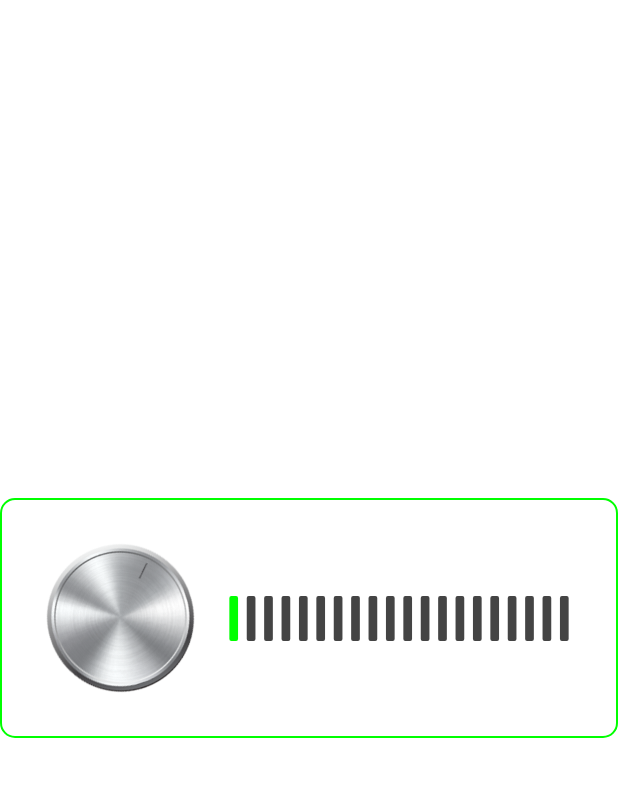
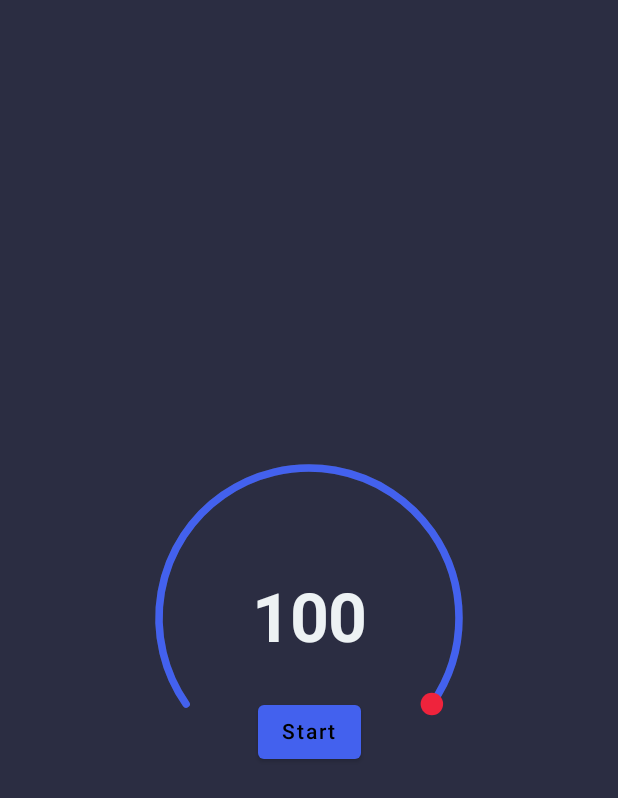
Before and after one commit to Yash-Raj-Singh/FirstCompose, an Android app built with Jetpack Compose: the screen it shows after launch (MainActivity), on a phone screen of 412 x 824 dp. Shown: the top 798 px of the screen. Run offline under Robolectric (Android 15) with nearby library versions, the phone set to English and light mode, and no system bars.

Commit message:
Made a timer

```diff
--- a/app/src/main/java/com/example/firstcompose/MainActivity.kt
+++ b/app/src/main/java/com/example/firstcompose/MainActivity.kt
@@ -1,158 +1,170 @@
 package com.example.firstcompose
 
 import android.os.Bundle
-import android.view.MotionEvent
 import androidx.activity.ComponentActivity
 import androidx.activity.compose.setContent
-import androidx.compose.foundation.*
-import androidx.compose.foundation.layout.*
-import androidx.compose.foundation.shape.RoundedCornerShape
-import androidx.compose.runtime.mutableStateOf
+import androidx.compose.foundation.Canvas
+import androidx.compose.foundation.layout.Box
+import androidx.compose.foundation.layout.fillMaxSize
+import androidx.compose.foundation.layout.size
+import androidx.compose.material.Button
+import androidx.compose.material.ButtonDefaults
+import androidx.compose.material.Surface
+import androidx.compose.material.Text
 import androidx.compose.runtime.*
-import androidx.compose.ui.Alignment
-import androidx.compose.ui.ExperimentalComposeUiApi
-import androidx.compose.ui.Modifier
-import androidx.compose.ui.draw.rotate
-import androidx.compose.ui.geometry.CornerRadius
+import androidx.compose.ui.*
 import androidx.compose.ui.geometry.Offset
 import androidx.compose.ui.geometry.Size
 import androidx.compose.ui.graphics.Color
-import androidx.compose.ui.input.pointer.pointerInteropFilter
-import androidx.compose.ui.layout.boundsInWindow
-import androidx.compose.ui.layout.onGloballyPositioned
-import androidx.compose.ui.res.painterResource
+import androidx.compose.ui.graphics.PointMode
+import androidx.compose.ui.graphics.StrokeCap
+import androidx.compose.ui.graphics.drawscope.Stroke
+import androidx.compose.ui.layout.onSizeChanged
+import androidx.compose.ui.text.font.FontWeight
+import androidx.compose.ui.unit.Dp
+import androidx.compose.ui.unit.IntSize
 import androidx.compose.ui.unit.dp
+import androidx.compose.ui.unit.sp
+import kotlinx.coroutines.delay
 import kotlin.math.PI
-import kotlin.math.atan2
-import kotlin.math.roundToInt
+import kotlin.math.cos
+import kotlin.math.sin
 
-
-@ExperimentalComposeUiApi
 class MainActivity : ComponentActivity() {
     override fun onCreate(savedInstanceState: Bundle?) {
         super.onCreate(savedInstanceState)
         setContent {
+            Surface(
+                color = Color(0xff2b2d42),
+                modifier = Modifier.fillMaxSize()
+            ) {
                 Box(
-                    contentAlignment = Alignment.Center,
-                    modifier = Modifier
-                        .fillMaxSize()
+                    contentAlignment = Alignment.Center
                 ) {
-                    Row(
-                        horizontalArrangement = Arrangement.Center,
-                        verticalAlignment = Alignment.CenterVertically,
-                        modifier = Modifier
-                            .border(1.dp, Color.Green, RoundedCornerShape(10.dp))
-                            .padding(30.dp)
-                    ) {
-                        var volume by remember {
-                            mutableStateOf(0f)
-                        }
-
-                        val barCount = 20
-                        VolumeKnob(
-                            modifier = Modifier.size(100.dp)
-                        ){
-                            volume = it
-                        }
-                        Spacer(modifier = Modifier.width(20.dp))
-                        VolumeBar(
-                            modifier = Modifier
-                                .fillMaxWidth()
-                                .height(30.dp),
-                            activeBars = (volume * barCount).roundToInt(),
-                            barCount = barCount
-                        )
-                    }
+                    Timer(
+                        totalTime = 100L * 1000L,
+                        handleColor = Color(0xffef233c),
+                        inactiveBarColor = Color.DarkGray,
+                        activeBarColor = Color(0xff4361ee),
+                        modifier = Modifier.size(200.dp)
+                    )
                 }
+            }
         }
     }
 }
 
 @Composable
-fun VolumeBar(
+fun Timer(
+    totalTime : Long,
+    handleColor : Color,
+    inactiveBarColor : Color,
+    activeBarColor : Color,
     modifier: Modifier = Modifier,
-    activeBars : Int = 0,
-    barCount:Int = 10
+    initialValue : Float = 1f,
+    strokeWidth : Dp = 5.dp
 ) {
-    BoxWithConstraints(
+    var size by remember {
+        mutableStateOf(IntSize.Zero)
+    }
+
+    var value by remember {
+        mutableStateOf(initialValue)
+    }
+
+    var currentTime by remember {
+        mutableStateOf(totalTime)
+    }
+
+    var isTimerRunning by remember {
+        mutableStateOf(false)
+    }
+
+    LaunchedEffect(key1 = currentTime, key2 = isTimerRunning)
+    {
+        if(currentTime > 0 && isTimerRunning)
+        {
+            delay(100L)
+            currentTime -= 100L
+            value = currentTime / totalTime.toFloat()
+        }
+    }
+
+    Box(
         contentAlignment = Alignment.Center,
         modifier = modifier
+            .onSizeChanged {
+                size = it
+            }
     ) {
-        val barWidth = remember {
-            constraints.maxWidth / (2f * barCount)
+        Canvas(modifier = modifier ){
+            drawArc(
+                color = inactiveBarColor,
+                startAngle = -215f,
+                sweepAngle = 250f,
+                useCenter = false,
+                size = Size(size.width.toFloat(), size.height.toFloat()),
+                style = Stroke(strokeWidth.toPx(), cap = StrokeCap.Round)
+            )
+            drawArc(
+                color = activeBarColor,
+                startAngle = -215f,
+                sweepAngle = 250f * value,
+                useCenter = false,
+                size = Size(size.width.toFloat(), size.height.toFloat()),
+                style = Stroke(strokeWidth.toPx(), cap = StrokeCap.Round)
+            )
+
+            val center = Offset(size.width/2f, size.height/2f)
+
+            val beta = (250f * value + 145f) * (PI/180f).toFloat()
+
+            val radius = size.width/2f
+
+            val a = cos(beta) * radius
+
+            val b = sin(beta) * radius
+
+            drawPoints(
+                listOf(Offset(center.x + a, center.y + b)),
+                pointMode = PointMode.Points,
+                color = handleColor,
+                strokeWidth = (strokeWidth * 3f).toPx(),
+                cap = StrokeCap.Round
+            )
         }
-        Canvas(modifier = modifier){
-            for (i in 0 until barCount)
-            {
-                drawRoundRect(
-                    color = if(i in 0..activeBars) Color.Green else Color.DarkGray,
-                    topLeft = Offset(i * barWidth * 2f + barWidth / 2f, 0f),
-                    size = Size(barWidth, constraints.maxHeight.toFloat()),
-                    cornerRadius = CornerRadius(2f)
-                )
-            }
+
+        Text(
+            text = (currentTime/1000L).toString(),
+            fontSize = 45.sp,
+            fontWeight = FontWeight.Bold,
+            color = Color(0xFFEDF2F4)
+        )
+
+        Button(onClick = {
+                         if (currentTime <= 0L)
+                         {
+                             currentTime = totalTime
+                             isTimerRunning = true
+                         }else{
+                             isTimerRunning = !isTimerRunning
+                         }
+        },
+            modifier = Modifier
+                .align(Alignment.BottomCenter),
+            colors =  ButtonDefaults.buttonColors(
+                backgroundColor = if (!isTimerRunning || currentTime <= 0L){
+                    Color(0xff4361ee)
+                }else{
+                    Color(0xffef233c)
+                }
+            )
+        ) {
+            Text(text = if (isTimerRunning && currentTime > 0L) "Pause"
+                else if (isTimerRunning && currentTime == 0L) "Restart"
+                else if(!isTimerRunning && currentTime == totalTime) "Start"
+                else "Resume"
+            )
         }
     }
 }
-
-@ExperimentalComposeUiApi
-@Composable
-fun VolumeKnob(
-    modifier: Modifier = Modifier,
-    limitingAngle: Float = 25f,
-    onValueChange : (Float) -> Unit
-){
-    var rotation by remember{
-        mutableStateOf(limitingAngle)
-    }
-
-    var touchX by remember {
-        mutableStateOf(0f)
-    }
-    var touchY by remember {
-        mutableStateOf(0f)
-    }
-    var centerX by remember {
-        mutableStateOf(0f)
-    }
-    var centerY by remember {
-        mutableStateOf(0f)
-    }
-
-    Image(
-        painter = painterResource(id = R.drawable.volume_knob),
-        contentDescription = "Music knob",
-        modifier = modifier
-            .fillMaxSize()
-            .onGloballyPositioned {
-                val windowBounds = it.boundsInWindow()
-                centerX = windowBounds.size.width / 2f
-                centerY = windowBounds.size.height / 2f
-            }
-            .pointerInteropFilter { event ->
-                touchX = event.x
-                touchY = event.y
-                val angle = -atan2(centerX - touchX, centerY - touchY) * (180f / PI).toFloat()
-
-                when (event.action) {
-                    MotionEvent.ACTION_DOWN,
-                    MotionEvent.ACTION_MOVE -> {
-                        if (angle !in -limitingAngle..limitingAngle) {
-                            val fixedAngle = if (angle in -180f..-limitingAngle) {
-                                360f + angle
-                            } else {
-                                angle
-                            }
-                            rotation = fixedAngle
-
-                            val percent = (fixedAngle - limitingAngle) / (360f - 2 * limitingAngle)
-                            onValueChange(percent)
-                            true
-                        } else false
-                    }
-                    else -> false
-                }
-            }
-            .rotate(rotation)
-    )
-}
--- a/build.gradle
+++ b/build.gradle
@@ -8,7 +8,7 @@ buildscript {
         mavenCentral()
     }
     dependencies {
-        classpath 'com.android.tools.build:gradle:7.0.2'
+        classpath 'com.android.tools.build:gradle:7.1.0'
         classpath "org.jetbrains.kotlin:kotlin-gradle-plugin:1.5.21"
 
         // NOTE: Do not place your application dependencies here; they belong
```
